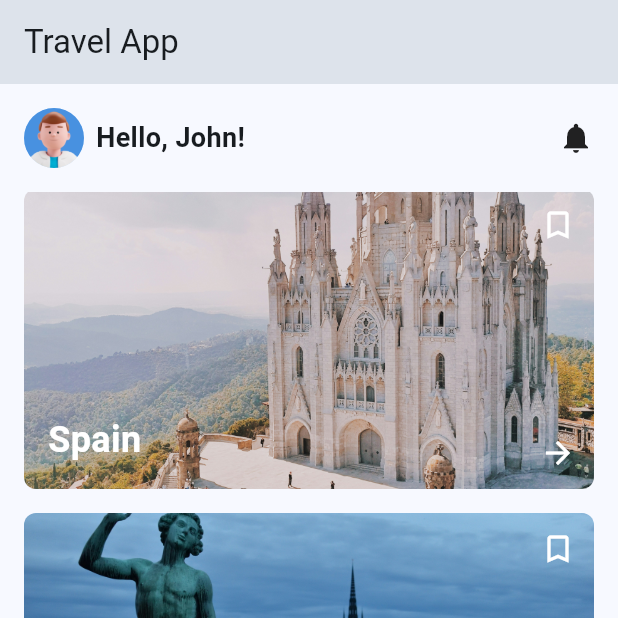
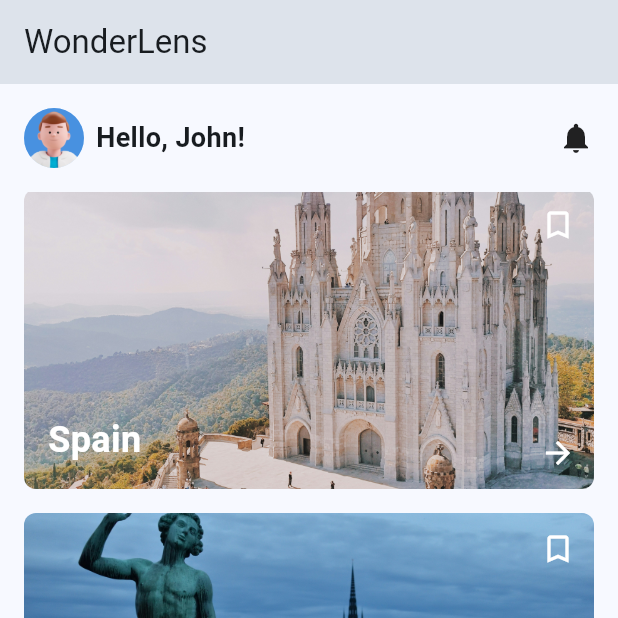
Before and after one commit to iamsouliya/travel_app, a Flutter app: the screen it shows after launch, scrolled down 270 dp, after a tap on the "bookmark" icon, on a phone screen of 412 x 824 dp, the top half of it. Run offline on Flutter 3.47's test engine with Material 3 defaults, Android fonts, the phone set to English and light mode, and no system bars; network calls fail.

Commit message:
update splash_screen

```diff
--- a/lib/main.dart
+++ b/lib/main.dart
@@ -1,8 +1,5 @@
 import 'package:flutter/material.dart';
-import 'package:travel_app/screens/about.dart';
-import 'package:travel_app/screens/bookmark.dart';
-import 'package:travel_app/screens/home.dart';
-import 'package:travel_app/screens/setting.dart';
+import 'package:travel_app/screens/splash.dart';
 
 void main() {
   runApp(const RootPage());
@@ -15,7 +12,7 @@ class RootPage extends StatelessWidget {
   @override
   Widget build(BuildContext context) {
     return MaterialApp(
-      title: 'Travel App',
+      title: 'WonderLens',
       theme: ThemeData(
         colorScheme: ColorScheme.fromSeed(
           seedColor: const Color(0xFF01446B),
@@ -23,67 +20,9 @@ class RootPage extends StatelessWidget {
         ),
         useMaterial3: true,
         fontFamily: 'Roboto',
+        primarySwatch: Colors.blue,
       ),
-      home: const MyHomePage(title: 'Hello, World!'),
+      home: const SplashScreen(),
     );
   }
 }
-
-class MyHomePage extends StatefulWidget {
-  const MyHomePage({super.key, required this.title});
-
-  final String title;
-
-  @override
-  State<MyHomePage> createState() => _MyHomePageState();
-}
-
-class _MyHomePageState extends State<MyHomePage> {
-  int _currentIndex = 0;
-
-  final List<Widget> _pages = [
-    const Home(),
-    const Bookmark(),
-    About(),
-    const Settting(),
-  ];
-
-  @override
-  Widget build(BuildContext context) {
-    return Scaffold(
-      body: Center(
-        child: _pages[_currentIndex],
-      ),
-      bottomNavigationBar: BottomNavigationBar(
-        backgroundColor: Colors.blue,
-        selectedItemColor: Theme.of(context).primaryColor,
-        unselectedItemColor: Colors.grey[800],
-        showSelectedLabels: false,
-        currentIndex: _currentIndex,
-        onTap: (int newIndex) {
-          setState(() {
-            _currentIndex = newIndex;
-          });
-        },
-        items: const [
-          BottomNavigationBarItem(
-            icon: Icon(Icons.home),
-            label: "Home",
-          ),
-          BottomNavigationBarItem(
-            icon: Icon(Icons.bookmark),
-            label: "Bookmarks",
-          ),
-          BottomNavigationBarItem(
-            icon: Icon(Icons.info),
-            label: "About",
-          ),
-          BottomNavigationBarItem(
-            icon: Icon(Icons.settings),
-            label: "Settings",
-          ),
-        ],
-      ),
-    );
-  }
-}
--- /dev/null
+++ b/lib/root_page.dart
@@ -0,0 +1,64 @@
+import 'package:flutter/material.dart';
+import 'package:travel_app/screens/about.dart';
+import 'package:travel_app/screens/bookmark.dart';
+import 'package:travel_app/screens/home.dart';
+import 'package:travel_app/screens/setting.dart';
+
+class MyHomePage extends StatefulWidget {
+  const MyHomePage({super.key, required this.title});
+
+  final String title;
+
+  @override
+  State<MyHomePage> createState() => _MyHomePageState();
+}
+
+class _MyHomePageState extends State<MyHomePage> {
+  int _currentIndex = 0;
+
+  final List<Widget> _pages = [
+    const Home(),
+    const Bookmark(),
+    About(),
+    const Settting(),
+  ];
+
+  @override
+  Widget build(BuildContext context) {
+    return Scaffold(
+      body: Center(
+        child: _pages[_currentIndex],
+      ),
+      bottomNavigationBar: BottomNavigationBar(
+        backgroundColor: Colors.blue,
+        selectedItemColor: Theme.of(context).primaryColor,
+        unselectedItemColor: Colors.grey[800],
+        showSelectedLabels: false,
+        currentIndex: _currentIndex,
+        onTap: (int newIndex) {
+          setState(() {
+            _currentIndex = newIndex;
+          });
+        },
+        items: const [
+          BottomNavigationBarItem(
+            icon: Icon(Icons.home),
+            label: "Home",
+          ),
+          BottomNavigationBarItem(
+            icon: Icon(Icons.bookmark),
+            label: "Bookmarks",
+          ),
+          BottomNavigationBarItem(
+            icon: Icon(Icons.info),
+            label: "About",
+          ),
+          BottomNavigationBarItem(
+            icon: Icon(Icons.settings),
+            label: "Settings",
+          ),
+        ],
+      ),
+    );
+  }
+}
--- a/lib/screens/home.dart
+++ b/lib/screens/home.dart
@@ -14,7 +14,7 @@ class _HomeState extends State<Home> {
   Widget build(BuildContext context) {
     return Scaffold(
       appBar: AppBar(
-        title: const Text('Travel App'),
+        title: const Text('WonderLens'),
       ),
       body: SafeArea(
         child: Column(
--- /dev/null
+++ b/lib/screens/splash.dart
@@ -0,0 +1,118 @@
+import 'package:flutter/material.dart';
+import 'dart:async';
+
+import 'package:travel_app/root_page.dart';
+
+class SplashScreen extends StatefulWidget {
+  const SplashScreen({super.key});
+  @override
+  SplashScreenState createState() => SplashScreenState();
+}
+
+class SplashScreenState extends State<SplashScreen>
+    with SingleTickerProviderStateMixin {
+  late AnimationController _controller;
+  late Animation<double> _animation;
+
+  @override
+  void initState() {
+    super.initState();
+    _controller = AnimationController(
+      duration: const Duration(seconds: 2),
+      vsync: this,
+    )..repeat(reverse: true);
+    _animation = CurvedAnimation(parent: _controller, curve: Curves.easeInOut);
+
+    Timer(const Duration(seconds: 3), () {
+      // Navigate to your main app screen here
+      Navigator.of(context).pushReplacement(
+        MaterialPageRoute(
+          builder: (context) => const MyHomePage(
+            title: 'WonderLens',
+          ),
+        ),
+      );
+    });
+  }
+
+  @override
+  void dispose() {
+    _controller.dispose();
+    super.dispose();
+  }
+
+  @override
+  Widget build(BuildContext context) {
+    return Scaffold(
+      body: Container(
+        decoration: const BoxDecoration(
+          gradient: LinearGradient(
+            begin: Alignment.topLeft,
+            end: Alignment.bottomRight,
+            colors: [Color(0xFF1E88E5), Color(0xFF0D47A1)],
+          ),
+        ),
+        child: Center(
+          child: Column(
+            mainAxisAlignment: MainAxisAlignment.center,
+            children: [
+              ScaleTransition(
+                scale: _animation,
+                child: Container(
+                  width: 150,
+                  height: 150,
+                  decoration: const BoxDecoration(
+                    shape: BoxShape.circle,
+                    color: Colors.white,
+                    boxShadow: [
+                      BoxShadow(
+                        color: Colors.black26,
+                        blurRadius: 10,
+                        offset: Offset(0, 5),
+                      ),
+                    ],
+                  ),
+                  child: const Icon(
+                    Icons.camera_alt,
+                    size: 80,
+                    color: Color(0xFF1E88E5),
+                  ),
+                ),
+              ),
+              const SizedBox(height: 30),
+              const Text(
+                'WonderLens',
+                style: TextStyle(
+                  fontSize: 48,
+                  fontWeight: FontWeight.bold,
+                  color: Colors.white,
+                  letterSpacing: 2,
+                  shadows: [
+                    Shadow(
+                      blurRadius: 10,
+                      color: Colors.black26,
+                      offset: Offset(0, 5),
+                    ),
+                  ],
+                ),
+              ),
+              const SizedBox(height: 20),
+              const Text(
+                'Capture the World',
+                style: TextStyle(
+                  fontSize: 18,
+                  color: Colors.white70,
+                  letterSpacing: 1.5,
+                ),
+              ),
+              const SizedBox(height: 50),
+              const CircularProgressIndicator(
+                valueColor: AlwaysStoppedAnimation<Color>(Colors.white),
+              ),
+            ],
+          ),
+        ),
+      ),
+    );
+  }
+}
```
Also changed, not shown: 1 other file.
